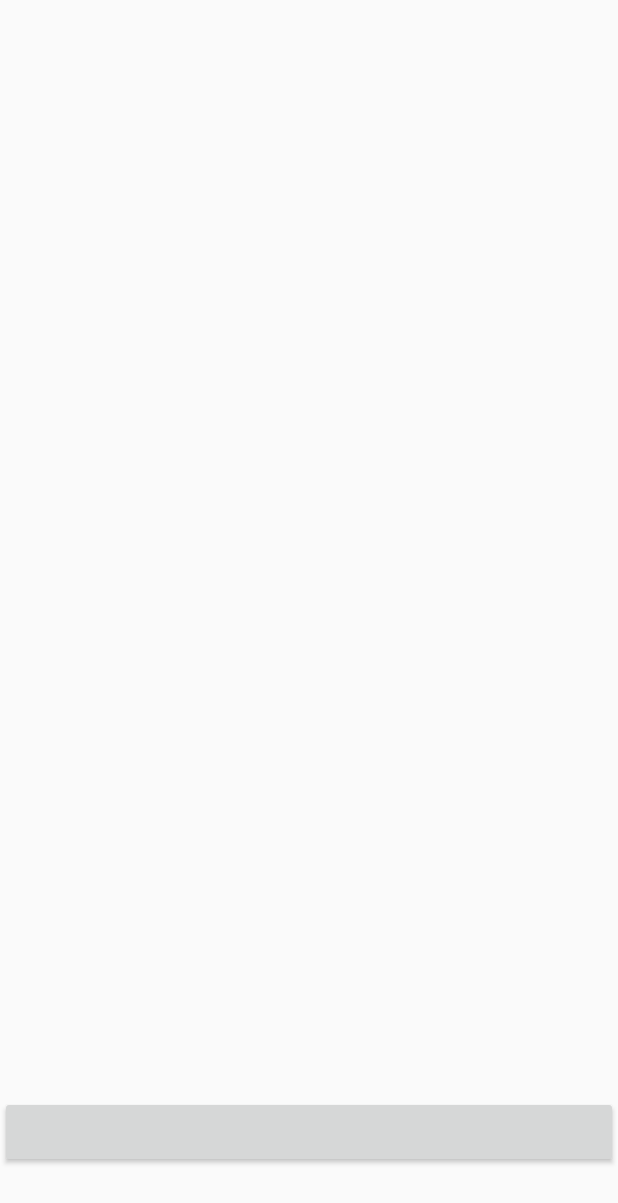
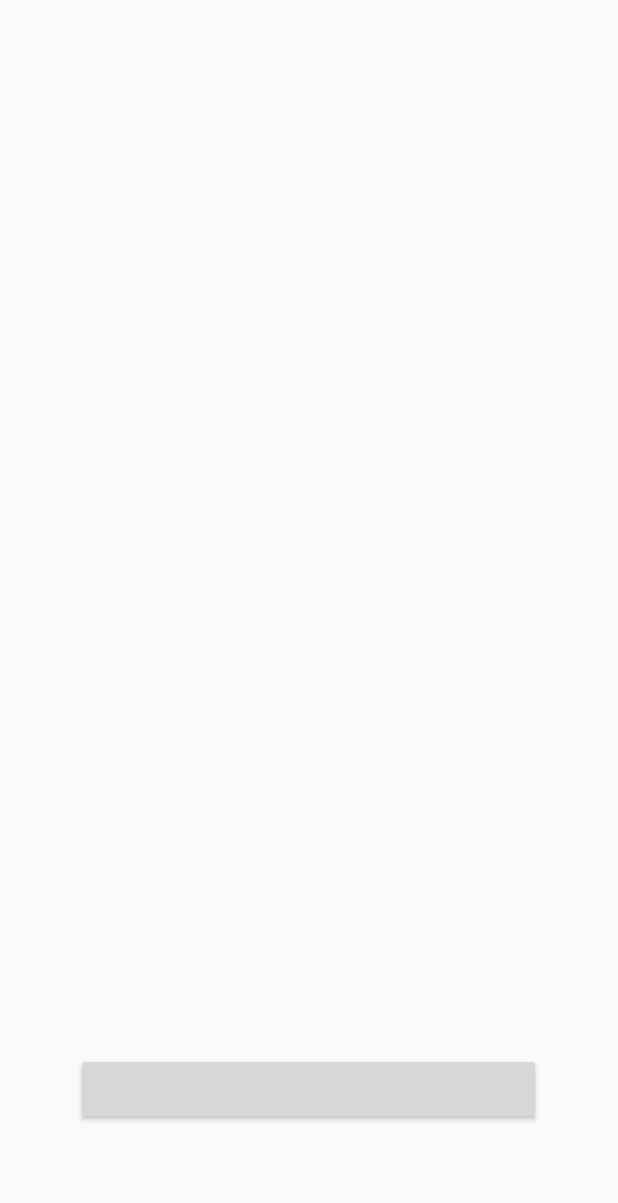
Before and after one commit to WesleyNL/Wiser, an Android app: the screen it shows after launch (LoginActivity), on a phone screen of 412 x 824 dp. Shown: the top 1203 px of the screen. Run offline under Robolectric (Android 15) with nearby library versions, the phone set to English and light mode, and no system bars; libraries missing offline, so code that uses them is left out: com.facebook, com.facebook.login; plain views replace LoginButton; 6 statements that could not run were skipped.

Commit message:
ActionBar e Menu
-Exclusão da MainActivity.java e activity_main.xml.
-Inclusão da ActionBar, com o botão voltar, nas telas necessárias.
-Inclusão do Menu na ActionBar da tela de pesquisa com as chamadas para
suas respectivas telas

```diff
--- a/App/App/app/src/main/java/br/com/app/activity/pesquisa/PesquisaActivity.java
+++ b/App/App/app/src/main/java/br/com/app/activity/pesquisa/PesquisaActivity.java
@@ -1,21 +1,71 @@
 package br.com.app.activity.pesquisa;
 
 import android.app.Activity;
+import android.content.Intent;
 import android.os.Bundle;
 import android.view.Menu;
 import android.view.MenuItem;
 import android.widget.Toast;
 
 import br.com.app.activity.R;
+import br.com.app.activity.configuracao.ConfiguracoesActivity;
+import br.com.app.activity.contatos.ContatosActivity;
+import br.com.app.activity.login.LoginActivity;
+import br.com.app.activity.sobre.SobreActivity;
+import br.com.app.enums.EnmTelas;
 
 /**
  * Created by Jefferson on 31/03/2016.
  */
 public class PesquisaActivity extends Activity {
+    public static String User_ID = "";
+
+    private static final String ACCESS_EXPIRES = "access_expires";
+    private static final String ACCESS_TOKEN = "access_token";
+
     @Override
     protected void onCreate(Bundle savedInstanceState) {
         super.onCreate(savedInstanceState);
-        setContentView(R.layout.tela_pesquisa);
+
+        if (!getIntent().getBooleanExtra("TELA_PESQUISA", false)) {
+            chamarActivity(EnmTelas.LOGIN, "", false);
+        }
+    }
+
+    public void chamarActivity(EnmTelas Activity, String extras, boolean valExtras) {
+        Class classe = null;
+        int flag = 0;
+
+        switch (Activity) {
+            case CONFIGURACOES:
+                classe = ConfiguracoesActivity.class;
+                break;
+            case CONTATOS:
+                classe = ContatosActivity.class;
+                break;
+            case LOGIN:
+                classe = LoginActivity.class;
+                flag = Intent.FLAG_ACTIVITY_CLEAR_TOP;
+                break;
+            case PESQUISA:
+                classe = PesquisaActivity.class;
+                break;
+            case SOBRE:
+                classe = SobreActivity.class;
+                break;
+        }
+
+        Intent i = new Intent(this, classe);
+        if (flag != 0) {
+            i.setFlags(flag);
+        }
+        if (!extras.equals("")) {
+            i.putExtra(extras, valExtras);
+        }
+        startActivity(i);
+        if (flag == Intent.FLAG_ACTIVITY_CLEAR_TOP) {
+            finish();
+        }
     }
 
     @Override
@@ -41,20 +91,19 @@ public class PesquisaActivity extends Activity {
 
     @Override
     public boolean onMenuItemSelected(int panel, MenuItem item) {
-//        switch (item.getItemId()) {
-//            case R.id.item1:
-//                Toast.makeText(PesquisaActivity.this, "Item 1", Toast.LENGTH_SHORT).show();
-//                break;
-//            case R.id.item2:
-//                Toast.makeText(PesquisaActivity.this, "Item 2", Toast.LENGTH_SHORT).show();
-//                break;
-//            case R.id.item3:
-//                Toast.makeText(PesquisaActivity.this, "Item 3", Toast.LENGTH_SHORT).show();
-//                break;
-//            case R.id.item4:
-//                Toast.makeText(PesquisaActivity.this, "Item 4", Toast.LENGTH_SHORT).show();
-//                break;
-//        }
+        switch (item.getItemId()) {
+            case R.id.itmConfiguracoes:
+                chamarActivity(EnmTelas.CONFIGURACOES, "", false);
+                break;
+
+            case R.id.itmSobre:
+                chamarActivity(EnmTelas.SOBRE, "", false);
+                break;
+
+            case R.id.itmSair:
+                chamarActivity(EnmTelas.LOGIN, "LOGOUT", true);
+                break;
+        }
 
         return (true);
     }
--- a/App/App/app/src/main/java/br/com/app/activity/principal/MainActivity.java
+++ /dev/null
@@ -1,61 +0,0 @@
-package br.com.app.activity.principal;
-
-import android.app.Activity;
-import android.content.Intent;
-import android.os.Bundle;
-import android.widget.Toast;
-
-import br.com.app.activity.configuracao.ConfiguracoesActivity;
-import br.com.app.activity.contatos.ContatosActivity;
-import br.com.app.activity.login.LoginActivity;
-import br.com.app.activity.pesquisa.PesquisaActivity;
-import br.com.app.activity.sobre.SobreActivity;
-import br.com.app.enums.EnmTelas;
-
-public class MainActivity extends Activity {
-    private static final String ACCESS_EXPIRES = "access_expires";
-    private static final String ACCESS_TOKEN = "access_token";
-
-    public static String User_ID = "";
-
-    @Override
-    protected void onCreate(Bundle savedInstanceState) {
-        super.onCreate(savedInstanceState);
-
-        if (getIntent().getBooleanExtra("TELA_PESQUISA", false)) {
-            chamarActivity(EnmTelas.PESQUISA);
-        }
-        else {
-            chamarActivity(EnmTelas.LOGIN);
-        }
-    }
-
-    public void chamarActivity(EnmTelas Activity) {
-        Class classe = null;
-
-        switch (Activity) {
-            case CONFIGURACOES:
-                classe = ConfiguracoesActivity.class;
-                break;
-            case CONTATOS:
-                classe = ContatosActivity.class;
-                break;
-            case LOGIN:
-                classe = LoginActivity.class;
-                break;
-            case PESQUISA:
-                classe = PesquisaActivity.class;
-                break;
-            case SOBRE:
-                classe = SobreActivity.class;
-                break;
-        }
-
-        Intent i = new Intent(MainActivity.this, classe);
-        startActivity(i);
-    }
-
-    private void mostrarMensagem(String texto) {
-        Toast.makeText(MainActivity.this, texto, Toast.LENGTH_SHORT).show();
-    }
-}
--- a/App/App/app/src/main/res/layout/login.xml
+++ b/App/App/app/src/main/res/layout/login.xml
@@ -6,14 +6,12 @@
 
     <com.facebook.login.widget.LoginButton
         android:id="@+id/btnLogin"
-        android:layout_width="wrap_content"
+        android:layout_width="310dp"
         android:layout_height="wrap_content"
+        android:layout_row="22"
+        android:layout_column="0"
+        android:layout_marginBottom="74dp"
         android:layout_alignParentBottom="true"
-        android:layout_alignParentLeft="true"
-        android:layout_alignParentStart="true"
-        android:layout_marginBottom="45dp"
-        android:layout_alignParentRight="true"
-        android:layout_alignParentEnd="true" />
-
+        android:layout_centerHorizontal="true" />
 
 </RelativeLayout>
--- a/App/App/app/src/main/res/values/strings.xml
+++ b/App/App/app/src/main/res/values/strings.xml
@@ -1,6 +1,9 @@
 <resources>
     <string name="app_name">App</string>
-    <string name="sobre">Sobre</string>
+
+    <string name="title_contatos">Contatos</string>
+    <string name="title_configuracoes">Configurações</string>
+    <string name="title_sobre">Sobre</string>
 
     <string name="action_settings">Settings</string>
     <string name="facebook_app_id">570854019757986</string>
```
Also changed, not shown: App/App/app/src/main/AndroidManifest.xml (+14 -15 lines), App/App/app/src/main/java/br/com/app/activity/configuracao/ConfiguracoesActivity.java (+9 -0 lines), App/App/app/src/main/java/br/com/app/activity/contatos/ContatosActivity.java (+9 -0 lines), App/App/app/src/main/java/br/com/app/activity/login/LoginActivity.java (+27 -5 lines), App/App/app/src/main/java/br/com/app/activity/sobre/SobreActivity.java (+10 -0 lines), App/App/app/src/main/res/layout/activity_main.xml (deleted, +0 -34 lines), App/App/app/src/main/res/layout/content_main.xml (deleted, +0 -19 lines).
